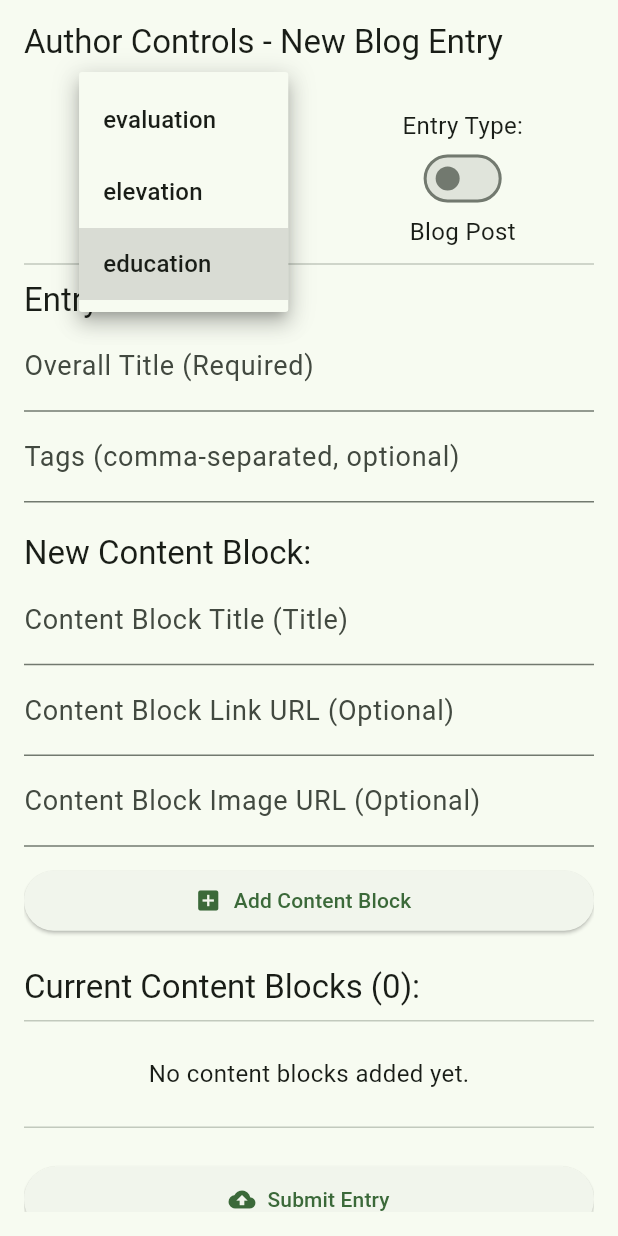
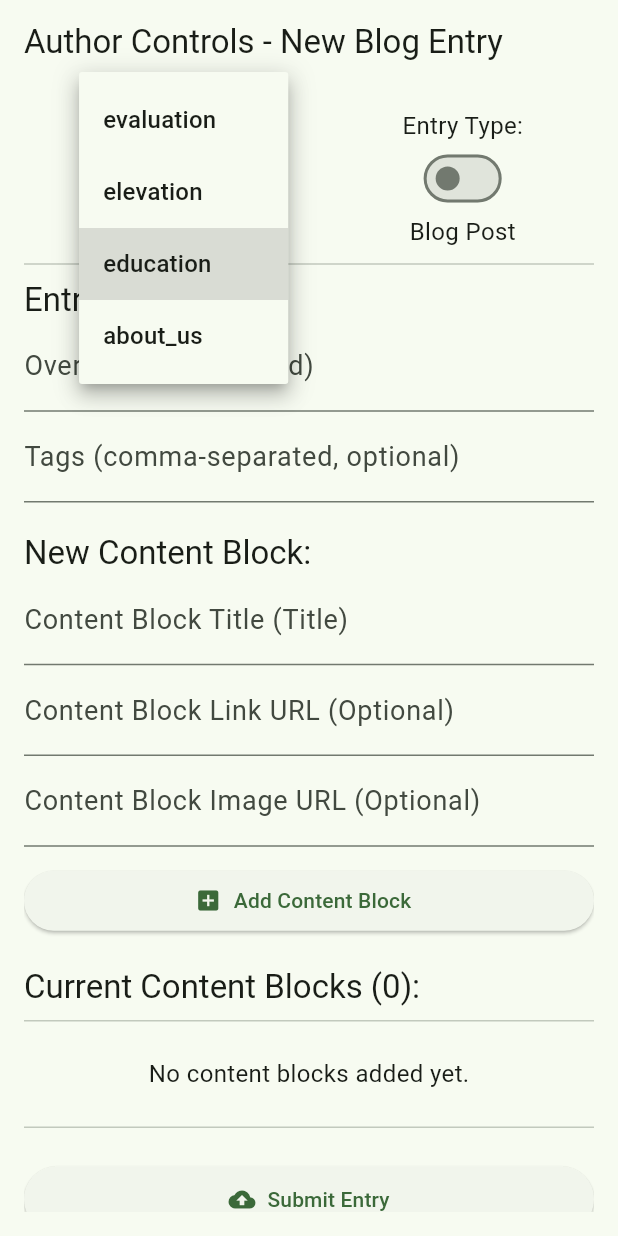
Before and after one commit to AndruByrne/pachakutech_website, a Flutter app: the AuthorControls screen opened directly with empty values, after a tap on "education", on a phone screen of 412 x 824 dp. Run offline on Flutter 3.47's test engine with Material 3 defaults, Android fonts, the phone set to English and light mode, and no system bars; our stand-ins replace cached_network_image, cloud_firestore, firebase_core, flutter_svg, go_router, marquee and 2 more; missing offline and left inert: protobuf; accounts and stored records are empty.

```diff
--- /dev/null
+++ b/lib/about_us_page.dart
@@ -0,0 +1,66 @@
+import 'package:flutter/material.dart';
+import 'package:pachakutech_website/app_sections.dart';
+import 'package:pachakutech_website/base_detail_page.dart';
+import 'blog_content_detail_page.dart';
+
+class AboutUsPage extends BaseDetailPage {
+  // The appSection is now defined here and passed to the super constructor
+  AboutUsPage({
+    super.key,
+    required super.db, // db is still needed for BaseDetailPage's ContentRepository
+    required super.articleId,
+    required super.homePageScrollOffset,
+  }) : super(appSection: AppSection.about_us); // Pass the specific AppSection
+
+  @override
+  State<AboutUsPage> createState() => _AboutUsPageState();
+}
+
+class _AboutUsPageState extends BaseDetailPageState<AboutUsPage> {
+  late Future<String?> _tickerFuture;
+
+  @override
+  void initState() {
+    super.initState();
+    _tickerFuture = widget.contentRepo
+        .fetchTickerMessages()
+        .then((tickers) => tickers[widget.appSection.id]);
+  }
+
+  @override
+  List<Widget> buildScrollableContent(BuildContext context) => [
+        SliverToBoxAdapter(
+          child: Padding(
+            padding: const EdgeInsets.all(16.0),
+            child: Center(
+                child: FutureBuilder(
+                    future: _tickerFuture,
+                    builder: (context, asyncSnapshot) {
+                      return Text(
+                        asyncSnapshot.hasData ? asyncSnapshot.data ?? '' : '',
+                        textAlign: TextAlign.center,
+                        style: TextStyle(
+                            fontSize: 18,
+                            fontWeight: FontWeight.bold,
+                            color: Colors.green),
+                      );
+                    })),
+          ),
+        ),
+      ];
+
+  @override
+  String get backgroundImageAsset => widget.appSection.imageAsset;
+
+  @override
+  String get sectionId => widget.appSection.id;
+
+  @override
+  String get sectionTitle => widget.appSection.title;
+
+  @override
+  Future<String> get titleFuture =>
+      widget.contentRepo.fetchSectionIntros().then((intros) =>
+          intros[widget.appSection.id] ??
+          'Welcome to ${widget.appSection.title}');
+}
--- a/lib/app_sections.dart
+++ b/lib/app_sections.dart
@@ -4,6 +4,7 @@ import 'package:cloud_firestore/cloud_firestore.dart';
 import './education_content.dart';
 import './evaluation_content.dart';
 import './elevation_content.dart';
+import 'about_us_page.dart';
 // These are circular, but Dart allows this if the types can be resolved at compile time
 
 enum AppSection {
@@ -27,6 +28,13 @@ enum AppSection {
     imageAsset: 'assets/education.jpg',
     bloggingCollection: 'edu_blog',
     linktreeCollection: 'edu_links',
+  ),
+  about_us(
+    id: 'about',
+    title: 'Happy Customers',
+    imageAsset: '',
+    bloggingCollection: '',
+    linktreeCollection: '',
   );
 
   const AppSection({
@@ -81,6 +89,14 @@ enum AppSection {
           articleId: articleId,
           homePageScrollOffset: homePageScrollOffset,
         );
+      case AppSection.about_us:
+        return AboutUsPage(
+          db: FirebaseFirestore.instance,
+          articleId: articleId,
+          homePageScrollOffset: homePageScrollOffset,
+        );
+      default:
+        throw Exception('Unknown AppSection: $this');
     }
   }
 }
```
Also changed, not shown: lib/base_detail_page.dart (+9 -5 lines), lib/header_util.dart (+17 -8 lines), lib/home_content.dart (+5 -4 lines), lib/section_card.dart (+30 -20 lines).
